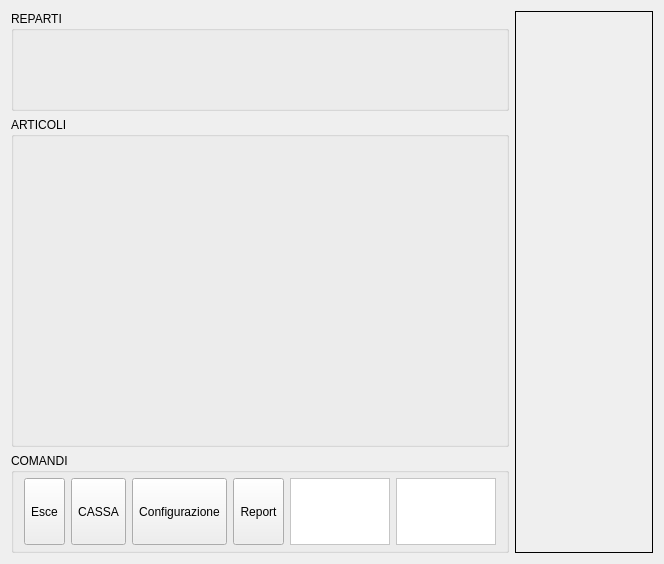
This is src/mainwindow.ui in mtonin/gestcassa as Qt 5 draws it before an edit. The edited form follows.
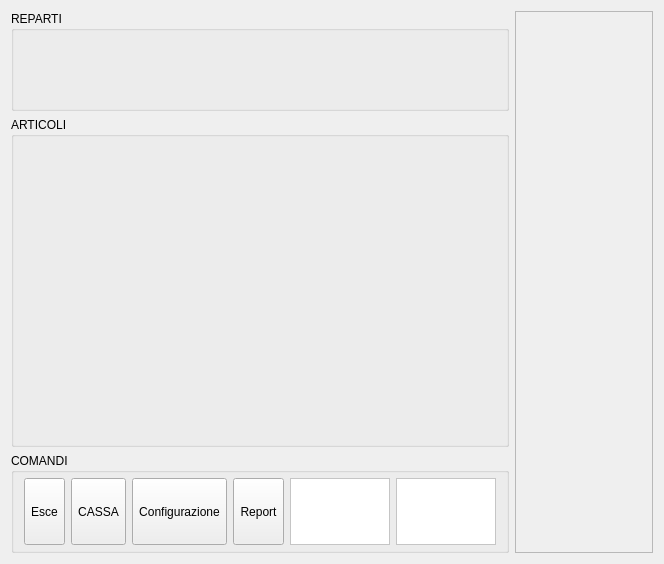
This is the edited form. Icons and pictures are not drawn.

Commit message: - corretto salti pagina in generazione report - corretto info widget per visualizzazione messaggi

Patch:
```diff
--- a/src/mainwindow.ui
+++ b/src/mainwindow.ui
@@ -396,7 +396,7 @@
        </sizepolicy>
       </property>
       <property name="frameShape">
-       <enum>QFrame::Box</enum>
+       <enum>QFrame::StyledPanel</enum>
       </property>
       <property name="frameShadow">
        <enum>QFrame::Plain</enum>
```
The commit also changes 7 other files.
